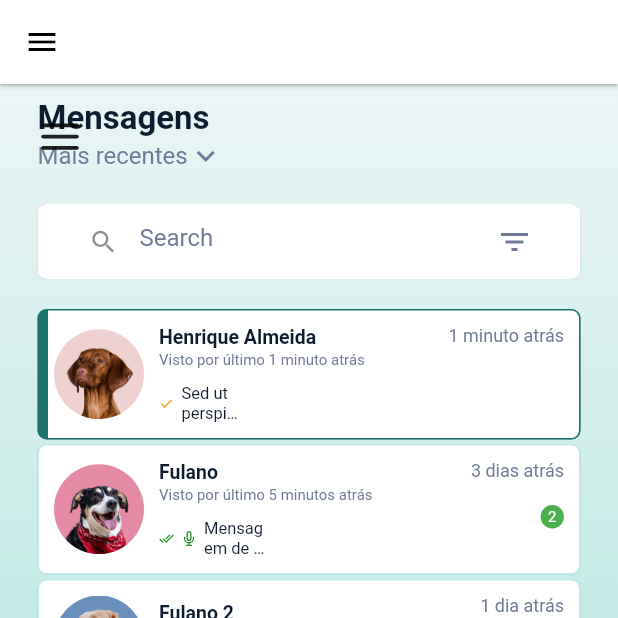
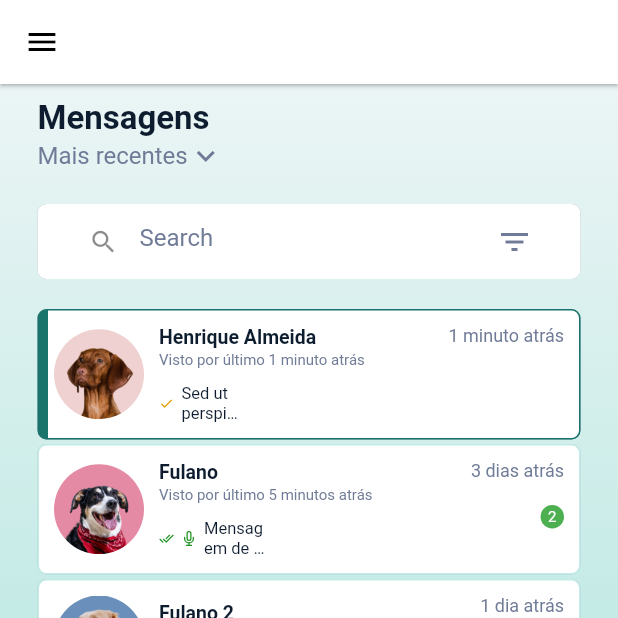
Before and after one commit to rikeealmeida/WebChat, a Flutter app: the screen it shows after launch, on a phone screen of 412 x 824 dp, the top half of it. Run offline on Flutter 3.47's test engine with Material 2 defaults, Android fonts, the phone set to English and light mode, and no system bars; our stand-ins replace cloud_firestore, firebase_auth, firebase_core, firebase_storage, flutter_feather_icons, flutter_svg and 2 more; missing offline and left inert: dart:html; accounts and stored records are empty; project files that could hold a hidden picture were left out.

```diff
--- a/lib/app/modules/home/components/folded_bar.dart
+++ b/lib/app/modules/home/components/folded_bar.dart
@@ -1,6 +1,6 @@
 import 'package:firebase_auth/firebase_auth.dart';
 import 'package:flutter/material.dart';
-import 'package:weellu_web/app/modules/widgets/folded_item.dart';
+import 'package:weellu_web/app/modules/home/widgets/folded_item.dart';
 
 import '../../../constants/config.dart';
 
--- a/lib/app/modules/home/components/list_chat.dart
+++ b/lib/app/modules/home/components/list_chat.dart
@@ -3,11 +3,10 @@ import 'package:flutter_feather_icons/flutter_feather_icons.dart';
 import 'package:get/get.dart';
 import 'package:weellu_web/app/constants/config.dart';
 import 'package:weellu_web/app/data/models/msg_model_list.dart';
-
-import '../../widgets/button.dart';
-import '../../widgets/cdropdown.dart';
-import '../../widgets/csearch.dart';
-import '../../widgets/msg_item_list.dart';
+import 'package:weellu_web/app/modules/home/widgets/button.dart';
+import 'package:weellu_web/app/modules/home/widgets/cdropdown.dart';
+import 'package:weellu_web/app/modules/home/widgets/csearch.dart';
+import 'package:weellu_web/app/modules/home/widgets/msg_item_list.dart';
 
 class ListChat extends StatefulWidget {
   const ListChat({Key key, this.onOpenMenu}) : super(key: key);
@@ -226,17 +225,6 @@ class _ListChatState extends State<ListChat> {
                 ),
               ]),
             ),
-            if (widget.onOpenMenu != null)
-              Container(
-                margin: EdgeInsets.only(left: 25, top: 20),
-                child: InkWell(
-                  child: Icon(
-                    FeatherIcons.menu,
-                    size: 30,
-                  ),
-                  onTap: widget.onOpenMenu,
-                ),
-              )
           ],
         ),
         floatingActionButton: CustomButton(
--- a/lib/app/modules/widgets/item_profile.dart
+++ b/lib/app/modules/home/widgets/item_profile.dart
@@ -1,8 +1,8 @@
 import 'package:flutter/material.dart';
 import 'package:flutter_feather_icons/flutter_feather_icons.dart';
 import 'package:weellu_web/app/constants/config.dart';
-import 'package:weellu_web/app/modules/widgets/svg_icon.dart';
-import '../../data/models/msg_model_list.dart';
+import 'package:weellu_web/app/data/models/msg_model_list.dart';
+import 'package:weellu_web/app/modules/home/widgets/svg_icon.dart';
 
 class ItemProfile extends StatelessWidget {
   const ItemProfile({Key key, this.msg}) : super(key: key);
--- a/lib/app/modules/widgets/msg_item_list.dart
+++ b/lib/app/modules/home/widgets/msg_item_list.dart
@@ -4,7 +4,7 @@ import 'package:get/get.dart';
 import 'package:weellu_web/app/constants/config.dart';
 import 'package:weellu_web/app/data/models/msg_model_list.dart';
 import 'package:weellu_web/app/modules/home/components/chat_message.dart';
-import 'package:weellu_web/app/modules/widgets/item_profile.dart';
+import 'package:weellu_web/app/modules/home/widgets/item_profile.dart';
 
 class MessageItemList extends StatefulWidget {
   final MessageModelList msg;
```
Also changed, not shown: lib/app/modules/home/components/chat_message.dart (+6 -5 lines), lib/app/modules/home/components/sidebar.dart (+5 -6 lines), lib/app/modules/home/widgets/button.dart (renamed from lib/app/modules/widgets/button.dart), lib/app/modules/home/widgets/cdropdown.dart (renamed from lib/app/modules/widgets/cdropdown.dart), lib/app/modules/home/widgets/chat_text_field.dart (renamed from lib/app/modules/widgets/chat_text_field.dart), lib/app/modules/home/widgets/csearch.dart (renamed from lib/app/modules/widgets/csearch.dart), lib/app/modules/home/widgets/drawer_item.dart (renamed from lib/app/modules/widgets/drawer_item.dart), lib/app/modules/home/widgets/folded_item.dart (renamed from lib/app/modules/widgets/folded_item.dart), lib/app/modules/home/widgets/message_component.dart (renamed from lib/app/modules/widgets/message_component.dart), lib/app/modules/home/widgets/svg_icon.dart (renamed from lib/app/modules/widgets/svg_icon.dart), pubspec.lock, 3 other files.
